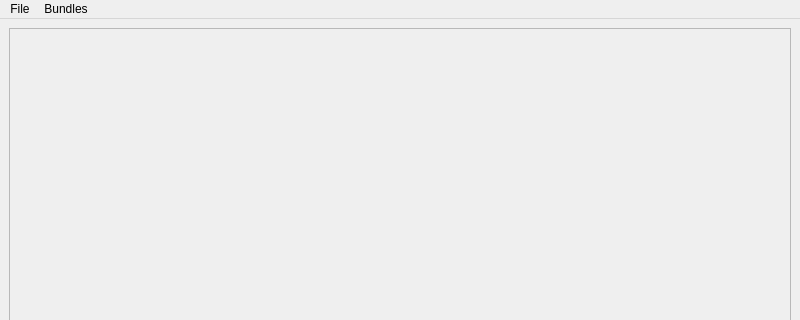
First picture: the form in src/forms/hotkeysoundboard.ui, repository DistantJragon/Hotkey-Soundboard, before the edit; both pictures show x 0 to 800 and y 0 to 320 of the 800 by 600 pixel window.
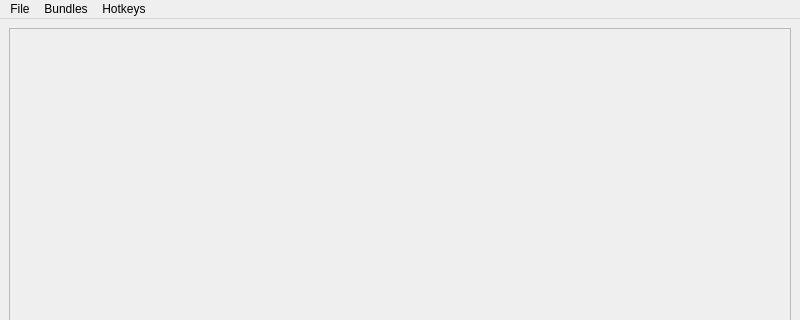
Second picture: the form after the edit. Icons and pictures are not drawn.

Commit message:
Hotkey Manager Dialog and hotkeys can do things now
Some leftover code from when delegates were being developed still
exists.
Kept b/c may use delegates later, but not likely

```diff
--- a/src/forms/hotkeysoundboard.ui
+++ b/src/forms/hotkeysoundboard.ui
@@ -57,8 +57,15 @@
     </property>
     <addaction name="actionCreate_New_Bundle"/>
    </widget>
+   <widget class="QMenu" name="menuHotkeys">
+    <property name="title">
+     <string>Hotkeys</string>
+    </property>
+    <addaction name="actionOpen_Hotkey_Manager"/>
+   </widget>
    <addaction name="menuFile"/>
    <addaction name="menuGroups"/>
+   <addaction name="menuHotkeys"/>
   </widget>
   <widget class="QStatusBar" name="statusbar"/>
   <action name="actionCreate_New_Bundle">
```
Left out of the diff: 5 changed lines with no effect on the pictures. The commit also changes 35 other files.
